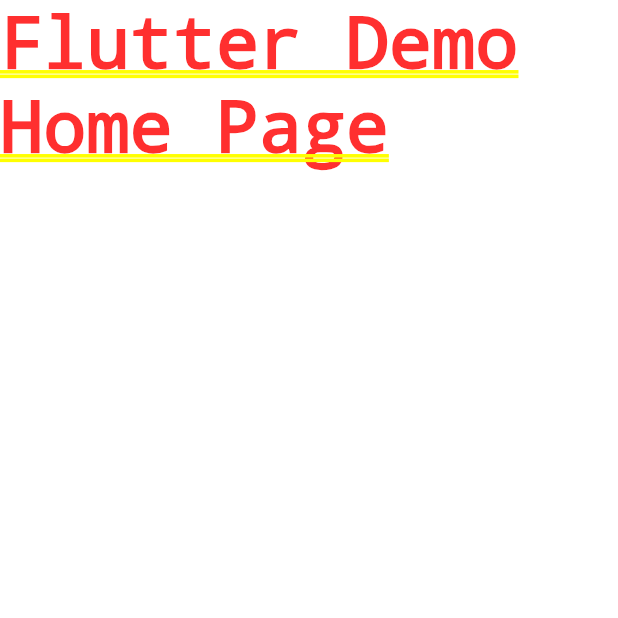
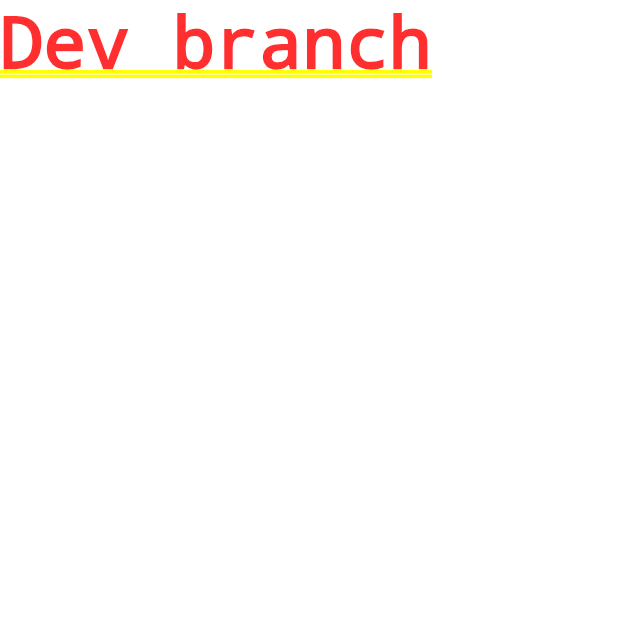
Before and after one commit to MohamedAbdelQader/home-style-app, a Flutter app: the screen it shows after launch, on a phone screen of 412 x 824 dp, the top half of it. Run offline on Flutter 3.47's test engine with Material 3 defaults, Android fonts, the light colour scheme and no system bars.

Commit message:
update changes

```diff
--- /dev/null
+++ b/lib/dev_branch.dart
@@ -0,0 +1,13 @@
+import 'package:flutter/cupertino.dart';
+import 'package:flutter/material.dart';
+
+class dev_branch extends StatelessWidget {
+  const dev_branch({super.key});
+
+  @override
+  Widget build(BuildContext context) {
+    return Scaffold(
+      body: Text("dev branch"),
+    );
+  }
+}
--- a/lib/main.dart
+++ b/lib/main.dart
@@ -11,7 +11,7 @@
   @override
   Widget build(BuildContext context) {
     return MaterialApp(
-      home:  Container(child:Text( 'Flutter Demo Home Page')),
+      home:  Container(child:Text( 'Dev branch')),
     );
   }
 }
```
